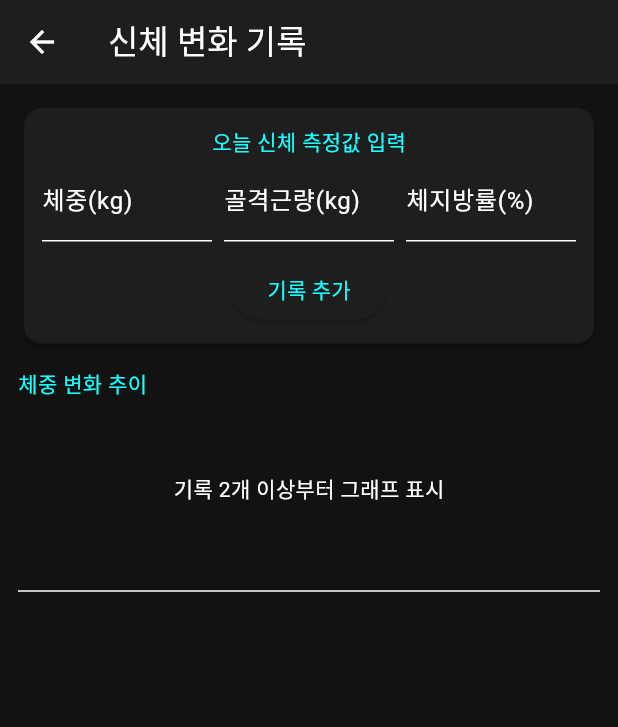
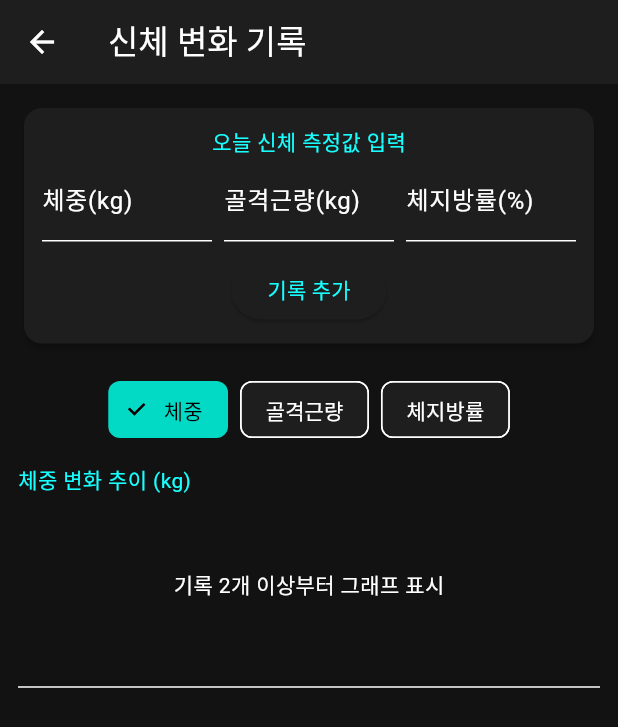
Before and after one commit to chuns3hun/workout-app, a Flutter app: the BodyPage screen opened directly with empty values, on a phone screen of 412 x 824 dp. Shown: the top 727 px of the screen. Run offline on Flutter 3.47's test engine with Material 3 defaults, Android fonts, the phone set to English and light mode, and no system bars; our stand-ins replace fl_chart, shared_preferences; missing offline and left inert: dart:html; accounts and stored records are empty.

Commit message:
Update workout app features

```diff
--- a/lib/main.dart
+++ b/lib/main.dart
@@ -320,7 +320,6 @@ class Store {
     }
   }
 
-  // 종목별 1RM 기록 추세 추출
   List<MapEntry<String, double>> get1RMHistory(String exerciseName) {
     final List<MapEntry<String, double>> history = [];
     for (final s in sessions) {
@@ -1123,6 +1122,9 @@ class _BodyPageState extends State<BodyPage> {
   final _mCtrl = TextEditingController();
   final _fCtrl = TextEditingController();
 
+  // 0: 체중, 1: 골격근량, 2: 체지방률
+  int _selectedMetric = 0;
+
   void _addRecord() {
     final w = double.tryParse(_wCtrl.text);
     if (w == null) return;
@@ -1141,7 +1143,30 @@ class _BodyPageState extends State<BodyPage> {
   @override
   Widget build(BuildContext context) {
     final records = widget.store.bodyRecords.reversed.toList();
-    final weights = widget.store.bodyRecords.map((r) => r.weight).toList();
+
+    List<double> chartData = [];
+    String metricLabel = '';
+    String unit = '';
+
+    if (_selectedMetric == 0) {
+      chartData = widget.store.bodyRecords.map((r) => r.weight).toList();
+      metricLabel = '체중';
+      unit = 'kg';
+    } else if (_selectedMetric == 1) {
+      chartData = widget.store.bodyRecords
+          .where((r) => r.muscle != null)
+          .map((r) => r.muscle!)
+          .toList();
+      metricLabel = '골격근량';
+      unit = 'kg';
+    } else {
+      chartData = widget.store.bodyRecords
+          .where((r) => r.fat != null)
+          .map((r) => r.fat!)
+          .toList();
+      metricLabel = '체지방률';
+      unit = '%';
+    }
 
     return Scaffold(
       appBar: AppBar(title: const Text('신체 변화 기록')),
@@ -1156,11 +1181,11 @@ class _BodyPageState extends State<BodyPage> {
                   const Text('오늘 신체 측정값 입력', style: TextStyle(color: Colors.cyanAccent)),
                   Row(
                     children: [
-                      Expanded(child: TextField(controller: _wCtrl, decoration: const InputDecoration(labelText: '체중(kg)'))),
+                      Expanded(child: TextField(controller: _wCtrl, decoration: const InputDecoration(labelText: '체중(kg)'), keyboardType: TextInputType.number)),
                       const SizedBox(width: 8),
-                      Expanded(child: TextField(controller: _mCtrl, decoration: const InputDecoration(labelText: '골격근량(kg)'))),
+                      Expanded(child: TextField(controller: _mCtrl, decoration: const InputDecoration(labelText: '골격근량(kg)'), keyboardType: TextInputType.number)),
                       const SizedBox(width: 8),
-                      Expanded(child: TextField(controller: _fCtrl, decoration: const InputDecoration(labelText: '체지방률(%)'))),
+                      Expanded(child: TextField(controller: _fCtrl, decoration: const InputDecoration(labelText: '체지방률(%)'), keyboardType: TextInputType.number)),
                     ],
                   ),
                   const SizedBox(height: 8),
@@ -1169,9 +1194,38 @@ class _BodyPageState extends State<BodyPage> {
               ),
             ),
           ),
+          const SizedBox(height: 16),
+          Row(
+            mainAxisAlignment: MainAxisAlignment.center,
+            children: [
+              ChoiceChip(
+                label: const Text('체중'),
+                selected: _selectedMetric == 0,
+                onSelected: (selected) {
+                  if (selected) setState(() => _selectedMetric = 0);
+                },
+              ),
+              const SizedBox(width: 8),
+              ChoiceChip(
+                label: const Text('골격근량'),
+                selected: _selectedMetric == 1,
+                onSelected: (selected) {
+                  if (selected) setState(() => _selectedMetric = 1);
+                },
+              ),
+              const SizedBox(width: 8),
+              ChoiceChip(
+                label: const Text('체지방률'),
+                selected: _selectedMetric == 2,
+                onSelected: (selected) {
+                  if (selected) setState(() => _selectedMetric = 2);
+                },
+              ),
+            ],
+          ),
           const SizedBox(height: 12),
-          const Text('체중 변화 추이', style: TextStyle(color: Colors.cyanAccent)),
-          lineChart(weights),
+          Text('$metricLabel 변화 추이 ($unit)', style: const TextStyle(color: Colors.cyanAccent)),
+          lineChart(chartData),
           const Divider(),
           for (final r in records)
             ListTile(
```
Also changed, not shown: 2 other files.
